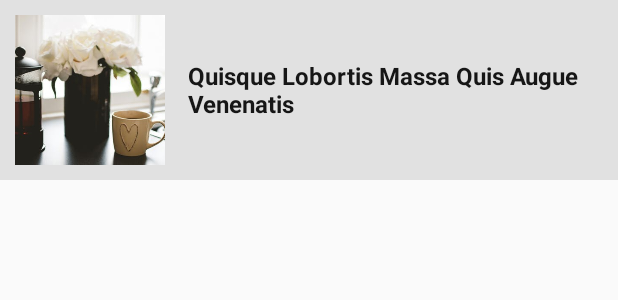
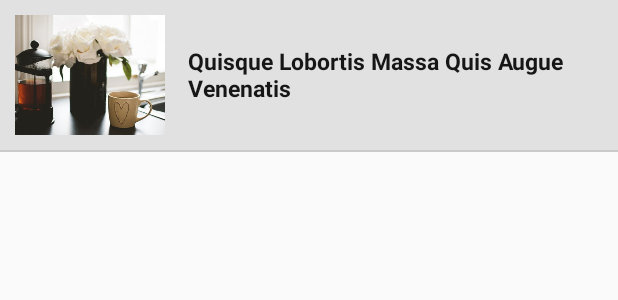
Before and after one commit to Rayhanpatoary/NewsPortal, an Android app: the layout home_view_single.xml on its own in the app's theme, with its tools: preview values and no code run, on a phone screen of 412 x 824 dp. Shown: the top 300 px of the screen. Run offline under Robolectric (Android 15) with nearby library versions, the phone set to English and light mode, and no system bars; network calls fail.

Commit message:
Everything Done

```diff
--- a/app/src/main/res/layout/home_view_single.xml
+++ b/app/src/main/res/layout/home_view_single.xml
@@ -6,9 +6,10 @@
     android:layout_height="wrap_content"
     android:background="@color/overlay_dark_10"
     android:id="@+id/container"
-    android:orientation="vertical">
-
-
+    android:orientation="vertical"
+    android:clickable="true"
+    android:focusable="true"
+    xmlns:card_view="http://schemas.android.com/apk/res-auto">
 
 
         <LinearLayout
@@ -19,16 +20,18 @@
                 android:id="@+id/category_text_id"
                 android:text="Echo"
                 android:textStyle="bold"
-                android:textSize="20dp"
+                android:textSize="16dp"
+                android:layout_marginLeft="10dp"
                 android:visibility="gone"
                 android:layout_width="wrap_content"
-                android:layout_height="wrap_content" />
+                android:layout_height="wrap_content"
+                android:clickable="false"/>
 
             <RelativeLayout
                 android:id="@+id/big_news_id"
                 android:layout_width="match_parent"
                 android:visibility="gone"
-                android:layout_height="250dp">
+                android:layout_height="220dp">
 
                 <ImageView
                     android:id="@+id/big_news_image_id"
@@ -45,6 +48,7 @@
                     android:layout_marginTop="150dp"
                     android:background="@color/overlay_dark_10"
                     android:maxLines="2"
+                    android:textSize="20dp"
                     android:text="@string/short_lorem_ipsum"
                     android:textAppearance="@style/TextAppearance.AppCompat.Display1"
                     android:textColor="@color/colorwhite"
@@ -80,16 +84,18 @@
                 android:layout_width="match_parent"
                 android:layout_height="0dp"> </View>
 
+
+
             <LinearLayout
                 android:id="@+id/small_news_id"
                 android:layout_width="match_parent"
                 android:layout_height="wrap_content"
                 android:orientation="horizontal"
-                android:padding="10dp">
+                android:layout_margin="10dp">
 
                 <RelativeLayout
                     android:layout_width="100dp"
-                    android:layout_height="100dp">
+                    android:layout_height="80dp">
 
                     <ImageView
                         android:id="@+id/small_news_image_id"
@@ -128,11 +134,18 @@
                         android:text="Quisque Lobortis Massa Quis Augue Venenatis"
                         android:textAppearance="@style/TextAppearance.AppCompat.Subhead"
                         android:textColor="@color/overlay_dark_90"
+                        android:textSize="15sp"
                         android:textStyle="bold" />
 
 
                 </LinearLayout>
             </LinearLayout>
+
+            <View
+                android:layout_width="match_parent"
+                android:layout_height="1dp"
+                android:background="@color/overlay_dark_10"> </View>
+
             <!--
             <View
                 android:layout_width="match_parent"
@@ -156,7 +169,6 @@
 
             </include> -->
 
-
         </LinearLayout>
 
 
```
